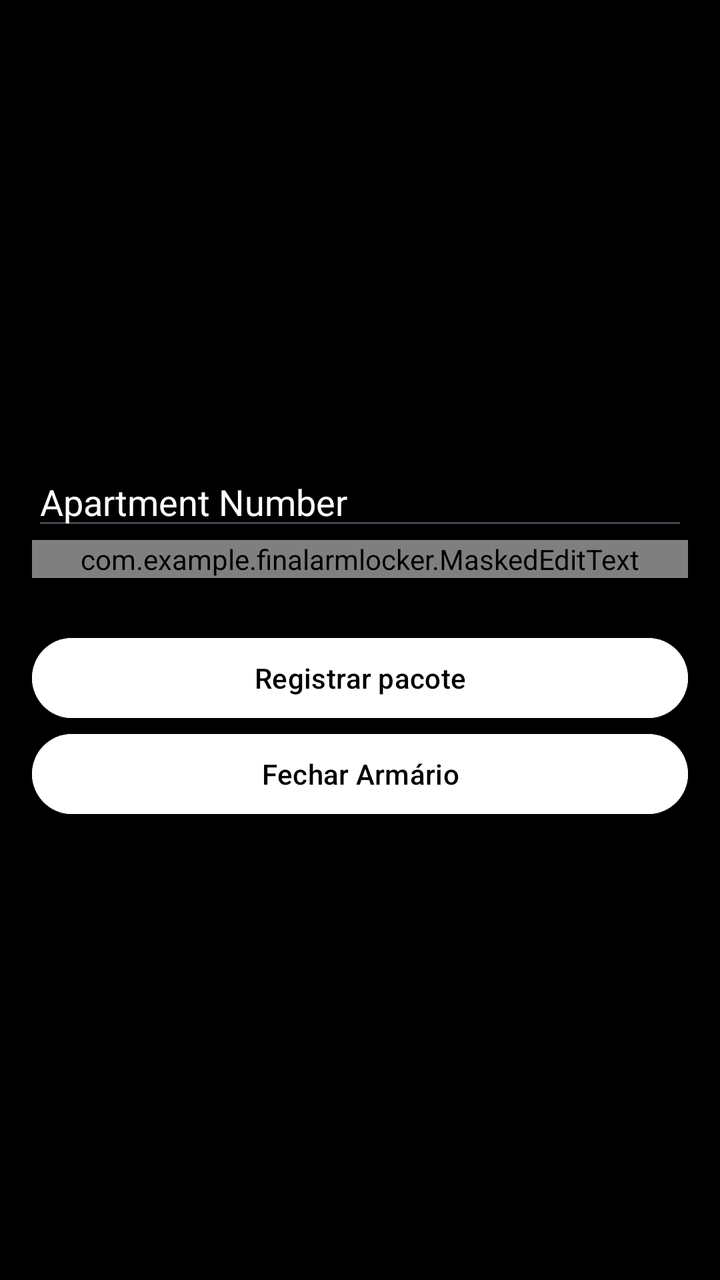
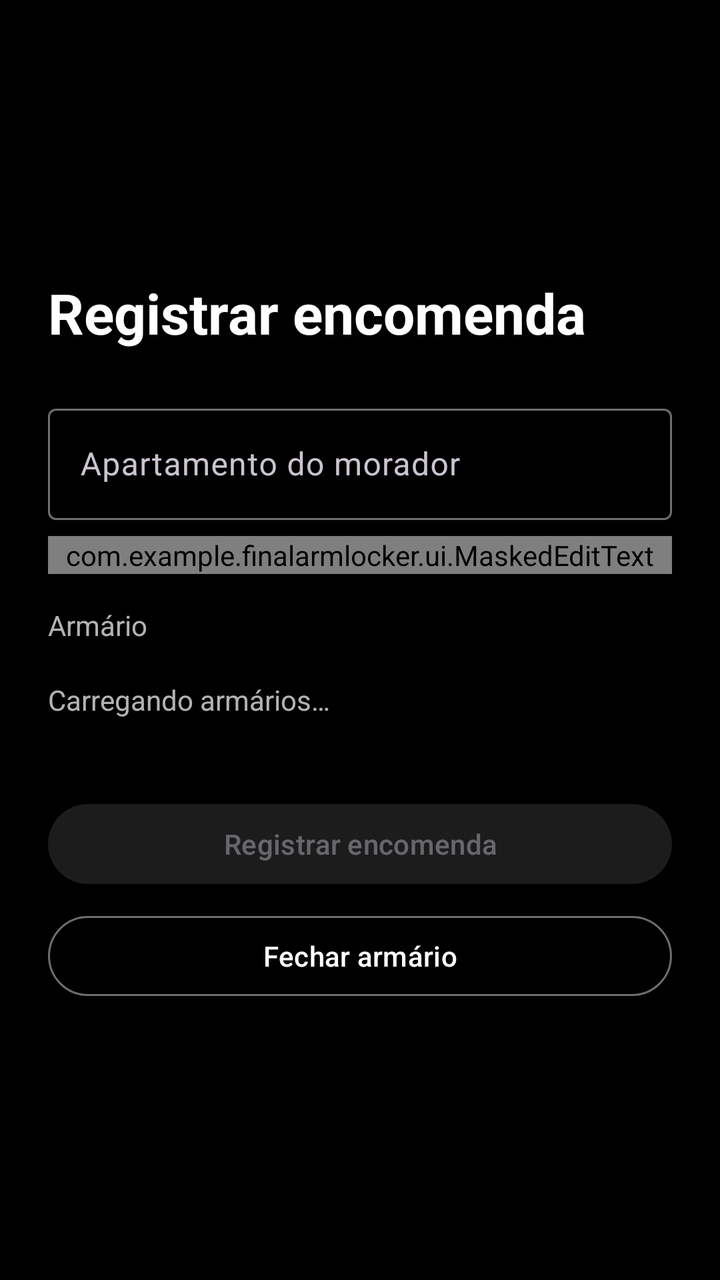

An Android layout rendered at two revisions. The XML below is the earlier revision; the diff shows what the commit changed to produce the second picture.
<!-- AndroidManifest.xml: application theme Theme.FinalArmLocker -->
<!-- res/layout/activity_register_package.xml -->
<?xml version="1.0" encoding="utf-8"?>
<LinearLayout xmlns:android="http://schemas.android.com/apk/res/android"
    xmlns:app="http://schemas.android.com/apk/res-auto"
    xmlns:tools="http://schemas.android.com/tools"
    android:layout_width="match_parent"
    android:layout_height="match_parent"
    android:orientation="vertical"
    android:gravity="center"
    android:background="@color/black"
    android:padding="16dp"
    tools:context=".RegisterPackage">



    <EditText
        android:id="@+id/editTextApartmentNumber"
        android:layout_width="match_parent"
        android:layout_height="wrap_content"
        android:hint="Apartment Number"
        android:textColorHint="@color/white"
        android:inputType="text" />

    <com.example.finalarmlocker.MaskedEditText
        android:id="@+id/editTextCPF"
        android:layout_width="match_parent"
        android:layout_height="wrap_content"
        android:hint="CPF"
        android:inputType="text"
        android:textColorHint="@color/white"
        app:mask="###.###.###-##"/>

    <Spinner
        android:id="@+id/spinnerLockers"
        android:layout_width="match_parent"
        android:layout_height="wrap_content"
        android:layout_marginTop="10dp"
        android:layout_marginEnd="10dp"
        android:layout_marginBottom="16dp"
        android:background="#80020202"
        android:backgroundTint="@color/white"
        android:textAlignment="center"
        android:textColor="@color/white"
        tools:visibility="visible" />

    <Button
        android:id="@+id/buttonRegisterPackage"
        android:layout_width="match_parent"
        android:layout_height="wrap_content"
        android:backgroundTint="@color/white"
        android:text="Registrar pacote"
        android:textColor="@color/black" />

    <Button
        android:id="@+id/buttonCloseLocker"
        android:layout_width="match_parent"
        android:layout_height="wrap_content"
        android:backgroundTint="@color/white"
        android:text="Fechar Armário"
        android:textColor="@color/black" />

</LinearLayout>
<!-- resources referenced by this layout -->
<resources>
  <color name="black">#FF000000</color>
  <color name="white">#FFFFFFFF</color>
  <style name="Theme.FinalArmLocker" parent="Base.Theme.FinalArmLocker" />
  <style name="Base.Theme.FinalArmLocker" parent="Theme.Material3.DayNight.NoActionBar">
          
          
      </style>
</resources>

<!-- the commit's change to res/layout/activity_register_package.xml (unified diff, before → after) -->
@@ -1,61 +1,97 @@
 <?xml version="1.0" encoding="utf-8"?>
-<LinearLayout xmlns:android="http://schemas.android.com/apk/res/android"
+<ScrollView xmlns:android="http://schemas.android.com/apk/res/android"
     xmlns:app="http://schemas.android.com/apk/res-auto"
     xmlns:tools="http://schemas.android.com/tools"
     android:layout_width="match_parent"
     android:layout_height="match_parent"
-    android:orientation="vertical"
-    android:gravity="center"
-    android:background="@color/black"
-    android:padding="16dp"
-    tools:context=".RegisterPackage">
+    android:fillViewport="true"
+    tools:context=".ui.RegisterPackageActivity">
 
-
-
-    <EditText
-        android:id="@+id/editTextApartmentNumber"
+    <LinearLayout
         android:layout_width="match_parent"
         android:layout_height="wrap_content"
-        android:hint="Apartment Number"
-        android:textColorHint="@color/white"
-        android:inputType="text" />
+        android:gravity="center_vertical"
+        android:orientation="vertical"
+        android:padding="24dp">
 
-    <com.example.finalarmlocker.MaskedEditText
-        android:id="@+id/editTextCPF"
-        android:layout_width="match_parent"
-        android:layout_height="wrap_content"
-        android:hint="CPF"
-        android:inputType="text"
-        android:textColorHint="@color/white"
-        app:mask="###.###.###-##"/>
+        <TextView
+            style="@style/ArmLocker.ScreenTitle"
+            android:layout_width="wrap_content"
+            android:layout_height="wrap_content"
+            android:text="@string/register_package_title" />
 
-    <Spinner
-        android:id="@+id/spinnerLockers"
-        android:layout_width="match_parent"
-        android:layout_height="wrap_content"
-        android:layout_marginTop="10dp"
-        android:layout_marginEnd="10dp"
-        android:layout_marginBottom="16dp"
-        android:background="#80020202"
-        android:backgroundTint="@color/white"
-        android:textAlignment="center"
-        android:textColor="@color/white"
-        tools:visibility="visible" />
+        <com.google.android.material.textfield.TextInputLayout
+            android:id="@+id/inputLayoutApartment"
+            style="@style/ArmLocker.Field"
+            android:layout_width="match_parent"
+            android:layout_height="wrap_content"
+            android:hint="@string/hint_package_apartment">
 
-    <Button
-        android:id="@+id/buttonRegisterPackage"
-        android:layout_width="match_parent"
-        android:layout_height="wrap_content"
-        android:backgroundTint="@color/white"
-        android:text="Registrar pacote"
-        android:textColor="@color/black" />
+            <com.google.android.material.textfield.TextInputEditText
+                android:id="@+id/editTextApartmentNumber"
+                android:layout_width="match_parent"
+                android:layout_height="wrap_content"
+                android:imeOptions="actionNext"
+                android:inputType="text" />
+        </com.google.android.material.textfield.TextInputLayout>
 
-    <Button
-        android:id="@+id/buttonCloseLocker"
-        android:layout_width="match_parent"
-        android:layout_height="wrap_content"
-        android:backgroundTint="@color/white"
-        android:text="Fechar Armário"
-        android:textColor="@color/black" />
+        <com.google.android.material.textfield.TextInputLayout
+            android:id="@+id/inputLayoutCpf"
+            style="@style/ArmLocker.Field"
+            android:layout_width="match_parent"
+            android:layout_height="wrap_content"
+            android:hint="@string/hint_package_cpf">
 
-</LinearLayout>
+            <com.example.finalarmlocker.ui.MaskedEditText
+                android:id="@+id/editTextCPF"
+                android:layout_width="match_parent"
+                android:layout_height="wrap_content"
+                android:digits="0123456789.-"
+                android:imeOptions="actionDone"
+                android:inputType="number"
+                app:mask="###.###.###-##" />
+        </com.google.android.material.textfield.TextInputLayout>
+
+        <TextView
+            android:id="@+id/textLockerLabel"
+            style="@style/ArmLocker.SectionLabel"
+            android:layout_width="wrap_content"
+            android:layout_height="wrap_content"
+            android:text="@string/label_locker" />
+
+        <Spinner
+            android:id="@+id/spinnerLockers"
+            android:layout_width="match_parent"
+            android:layout_height="48dp"
+            android:layout_marginTop="4dp"
+            android:visibility="gone"
+            tools:visibility="visible" />
+
+        <TextView
+            android:id="@+id/textLockerStatus"
+            android:layout_width="match_parent"
+            android:layout_height="wrap_content"
+            android:layout_marginTop="4dp"
+            android:minHeight="48dp"
+            android:gravity="center_vertical"
+            android:text="@string/lockers_loading"
+            android:textColor="@color/text_secondary" />
+
+        <Button
+            android:id="@+id/buttonRegisterPackage"
+            android:layout_width="match_parent"
+            android:layout_height="wrap_content"
+            android:layout_marginTop="24dp"
+            android:enabled="false"
+            android:text="@string/action_register_package" />
+
+        <Button
+            android:id="@+id/buttonCloseLocker"
+            style="@style/Widget.Material3.Button.OutlinedButton"
+            android:layout_width="match_parent"
+            android:layout_height="wrap_content"
+            android:layout_marginTop="8dp"
+            android:text="@string/action_close_locker" />
+
+    </LinearLayout>
+</ScrollView>
<!-- resource entries referenced after the edit -->
@@ -1,11 +1,46 @@
 <!-- resources referenced by this layout -->
 <resources>
+  <color name="text_secondary">#B3FFFFFF</color>
+  <string name="action_close_locker">Fechar armário</string>
+  <string name="action_register_package">Registrar encomenda</string>
+  <string name="hint_package_apartment">Apartamento do morador</string>
+  <string name="hint_package_cpf">CPF do morador</string>
+  <string name="label_locker">Armário</string>
+  <string name="lockers_loading">Carregando armários…</string>
+  <string name="register_package_title">Registrar encomenda</string>
+  <style name="ArmLocker.Field" parent="Widget.Material3.TextInputLayout.OutlinedBox">
+          <item name="android:layout_marginTop">8dp</item>
+      </style>
+  <style name="ArmLocker.ScreenTitle" parent="">
+          <item name="android:textColor">@color/white</item>
+          <item name="android:textSize">28sp</item>
+          <item name="android:textStyle">bold</item>
+          <item name="android:layout_marginBottom">16dp</item>
+      </style>
+  <style name="ArmLocker.SectionLabel" parent="">
+          <item name="android:textColor">@color/text_secondary</item>
+          <item name="android:textSize">14sp</item>
+          <item name="android:layout_marginTop">16dp</item>
+      </style>
   <color name="black">#FF000000</color>
+  <color name="danger">#FFFB2A1B</color>
+  <color name="surface">#FF161616</color>
+  <color name="outline">#FF6E6E6E</color>
   <color name="white">#FFFFFFFF</color>
   <style name="Theme.FinalArmLocker" parent="Base.Theme.FinalArmLocker" />
-  <style name="Base.Theme.FinalArmLocker" parent="Theme.Material3.DayNight.NoActionBar">
-          
-          
+  <style name="Base.Theme.FinalArmLocker" parent="Theme.Material3.Dark.NoActionBar">
+          <item name="colorPrimary">@color/white</item>
+          <item name="colorOnPrimary">@color/black</item>
+          <item name="colorSecondary">@color/white</item>
+          <item name="colorOnSecondary">@color/black</item>
+          <item name="colorError">@color/danger</item>
+          <item name="colorSurface">@color/surface</item>
+          <item name="colorOutline">@color/outline</item>
+          <item name="android:colorBackground">@color/black</item>
+          <item name="android:windowBackground">@color/black</item>
+          <item name="android:statusBarColor">@color/black</item>
+          <item name="android:navigationBarColor">@color/black</item>
+          <item name="textInputStyle">@style/Widget.Material3.TextInputLayout.OutlinedBox</item>
       </style>
 </resources>
 
